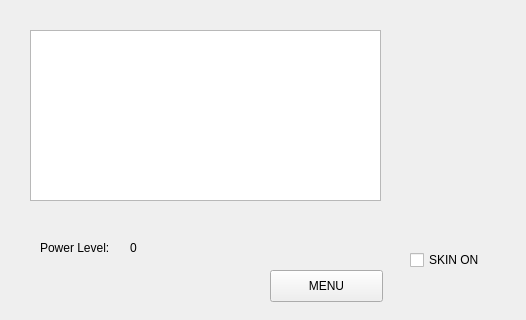
Qt form 3004project/mainwindow.ui (colinmatti/COMP3004-Project) before a commit; both pictures show x 0 to 526 and y 0 to 320 of the 526 by 600 pixel window.
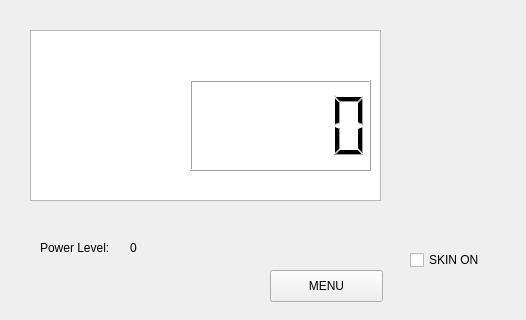
The same form after that commit.

Commit message: Add timer and functionality to display

Diff of the .ui file:
```diff
--- a/3004project/mainwindow.ui
+++ b/3004project/mainwindow.ui
@@ -137,6 +137,16 @@
      <string>SKIN ON</string>
     </property>
    </widget>
+   <widget class="QLCDNumber" name="timer">
+    <property name="geometry">
+     <rect>
+      <x>190</x>
+      <y>80</y>
+      <width>181</width>
+      <height>91</height>
+     </rect>
+    </property>
+   </widget>
   </widget>
   <widget class="QMenuBar" name="menubar">
    <property name="geometry">
```
The commit also changes 3 other files.
